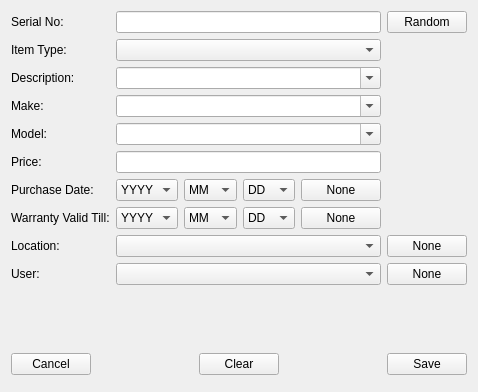
First picture: the form in GUI/guiTest/uiFiles/testAdd01.ui, repository aumanimationstudios/Grantha, before the edit.
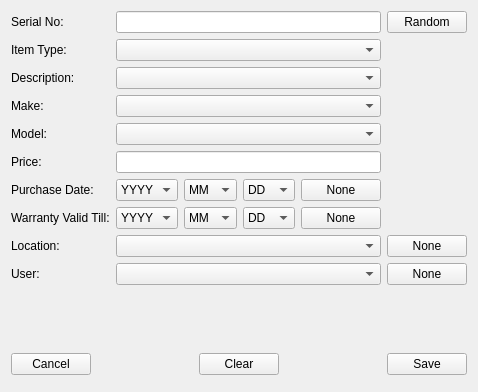
Second picture: the form after the edit.

```diff
--- a/GUI/guiTest/uiFiles/testAdd01.ui
+++ b/GUI/guiTest/uiFiles/testAdd01.ui
@@ -596,7 +596,7 @@
       </sizepolicy>
      </property>
      <property name="editable">
-      <bool>true</bool>
+      <bool>false</bool>
      </property>
     </widget>
    </item>
@@ -632,7 +632,7 @@
       </sizepolicy>
      </property>
      <property name="editable">
-      <bool>true</bool>
+      <bool>false</bool>
      </property>
     </widget>
    </item>
@@ -1092,7 +1092,7 @@
       </sizepolicy>
      </property>
      <property name="editable">
-      <bool>true</bool>
+      <bool>false</bool>
      </property>
     </widget>
    </item>
```
